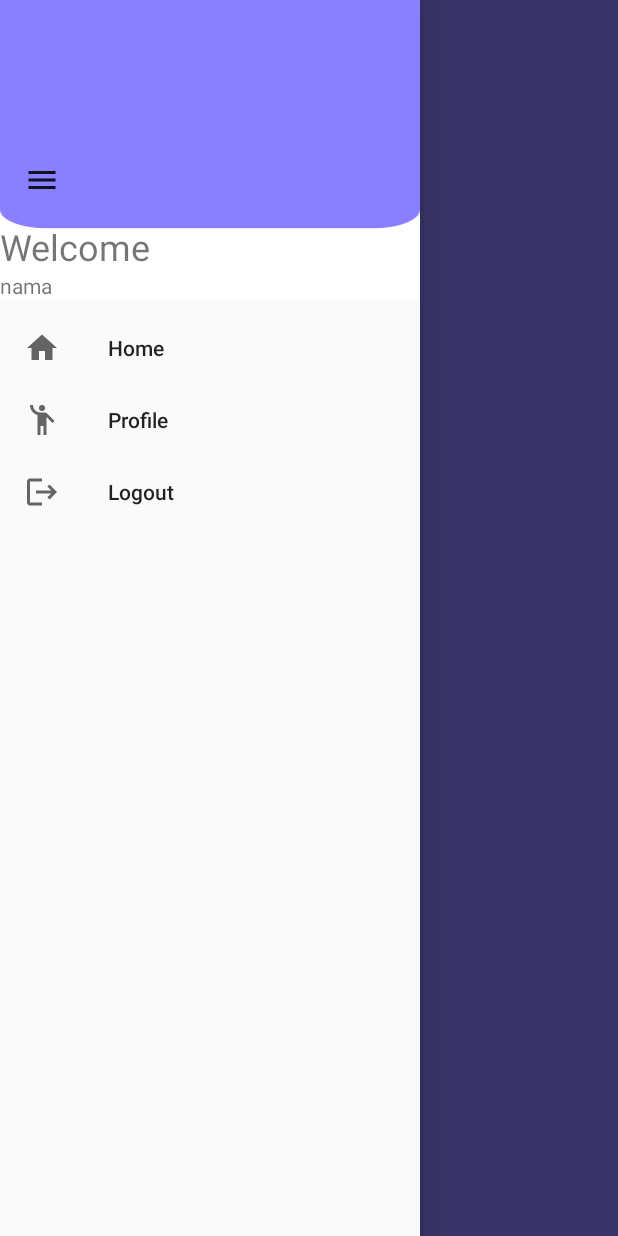
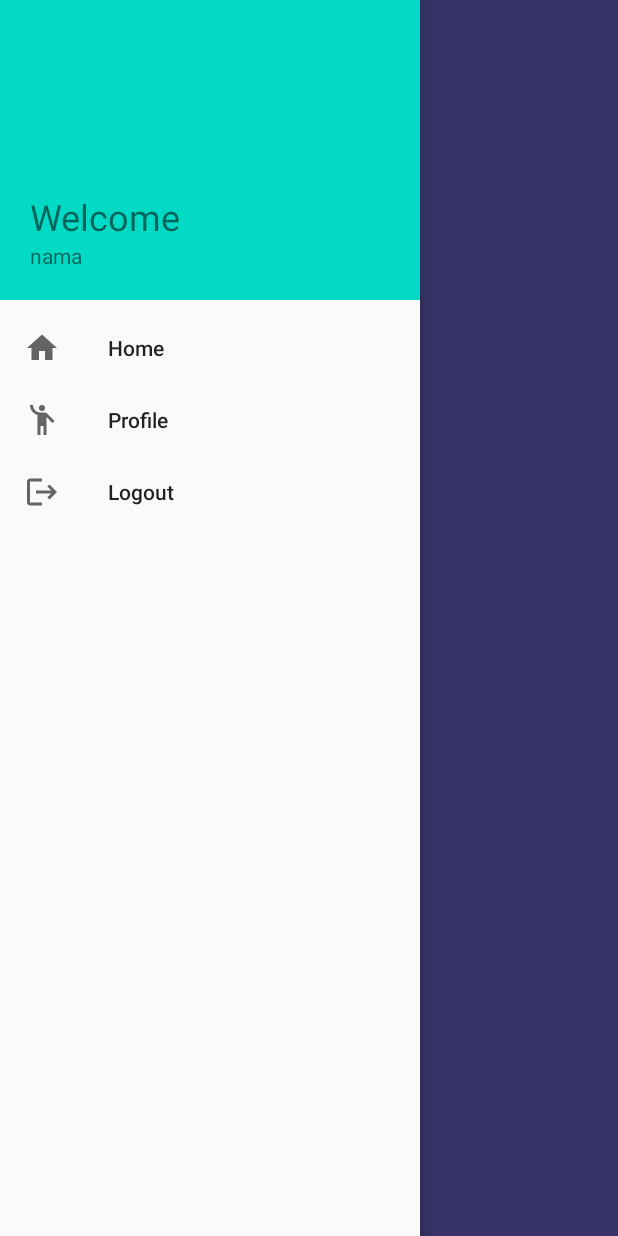
Before and after one commit to NigelFelim/Mobile_Job_Finder, an Android app: the ProfileActivity screen opened directly, with no data from a screen before it, with the side drawer open, on a phone screen of 412 x 824 dp. Run offline under Robolectric (Android 15) with nearby library versions, the phone set to English and light mode, and no system bars; Roboto replaces fonts that are not available here.

Commit message:
Profile and header

```diff
--- a/app/src/main/AndroidManifest.xml
+++ b/app/src/main/AndroidManifest.xml
@@ -16,6 +16,7 @@
     <uses-permission-sdk-23 android:name="android.permission.ACCESS_FINE_LOCATION" />
     <uses-permission-sdk-23 android:name="android.permission.ACCESS_COARSE_LOCATION" />
     <uses-permission-sdk-23 android:name="android.permission.ACCESS_BACKGROUND_LOCATION" />
+    <uses-permission android:name="android.permission.ACCESS_NETWORK_STATE"/>
 
     <uses-permission android:name="android.permission.INTERNET" />
 
--- a/app/src/main/java/com/map/mobile_job_finder/ProfileActivity.java
+++ b/app/src/main/java/com/map/mobile_job_finder/ProfileActivity.java
@@ -1,4 +1,11 @@
 package com.map.mobile_job_finder;
+
+import android.content.Intent;
+import android.os.Bundle;
+import android.view.MenuItem;
+import android.widget.ImageView;
+import android.widget.TextView;
+import android.widget.Toast;
 
 import androidx.annotation.NonNull;
 import androidx.appcompat.app.ActionBarDrawerToggle;
@@ -7,16 +14,7 @@ import androidx.appcompat.widget.Toolbar;
 import androidx.core.view.GravityCompat;
 import androidx.drawerlayout.widget.DrawerLayout;
 
-import android.content.Intent;
-import android.os.Bundle;
-import android.view.MenuItem;
-import android.widget.ImageView;
-import android.widget.TextView;
-import android.widget.Toast;
-
 import com.google.android.material.navigation.NavigationView;
-import com.google.firebase.auth.FirebaseAuth;
-import com.google.firebase.auth.FirebaseUser;
 
 public class ProfileActivity extends AppCompatActivity {
     //toolbar
@@ -80,5 +78,15 @@ public class ProfileActivity extends AppCompatActivity {
         namaProfile = findViewById(R.id.namaProfile);
         emailProfile = findViewById(R.id.emailProfile);
         fotoProfile = findViewById(R.id.fotoProfile);
+
+        //menerima data
+        Intent intent = getIntent();
+        String name = intent.getStringExtra("name");
+        String email = intent.getStringExtra("email");
+        //Uri foto = intent.getData();
+
+        namaProfile.setText(name);
+        emailProfile.setText(email);
+        //fotoProfile.setImageURI(Uri.parse(foto));
     }
 }
--- a/app/src/main/res/layout/header.xml
+++ b/app/src/main/res/layout/header.xml
@@ -1,17 +1,11 @@
 <?xml version="1.0" encoding="utf-8"?>
 <LinearLayout xmlns:android="http://schemas.android.com/apk/res/android"
-    xmlns:tools="http://schemas.android.com/tools"
     android:orientation="vertical"
     android:layout_width="match_parent"
     android:layout_height="200dp"
+    android:background="@color/teal_200"
     android:gravity="bottom"
-    android:padding="20dp"
-    android:background="@drawable/job_detail"
-    android:fitsSystemWindows="true"
-    tools:openDrawer="start"
-    android:id="@+id/drawer_details"
-    tools:context=".JobDetailsActivity">
-    <include layout="@layout/toolbar" android:id="@+id/toolbar_details"/>
+    android:padding="20dp">
     <TextView
         android:layout_width="wrap_content"
         android:layout_height="wrap_content"
```
